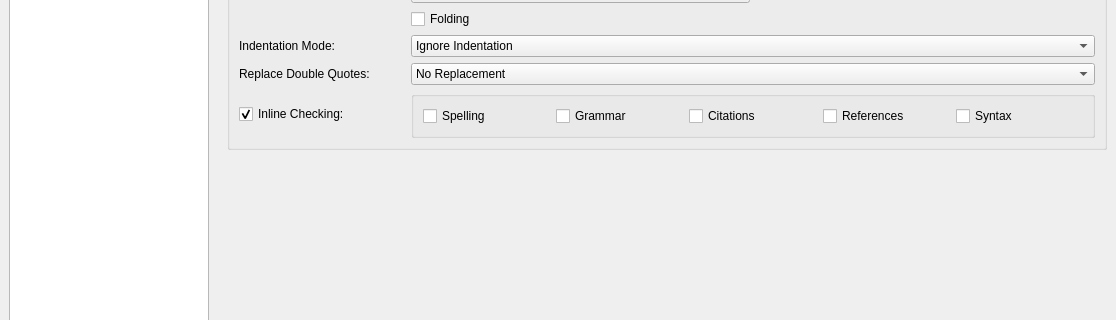
The window that configdialog.ui (svn2github/texstudio-trunk) describes before a commit, drawn with Qt 5; both pictures show x 0 to 1116 and y 143 to 463 of the 1116 by 674 pixel window.
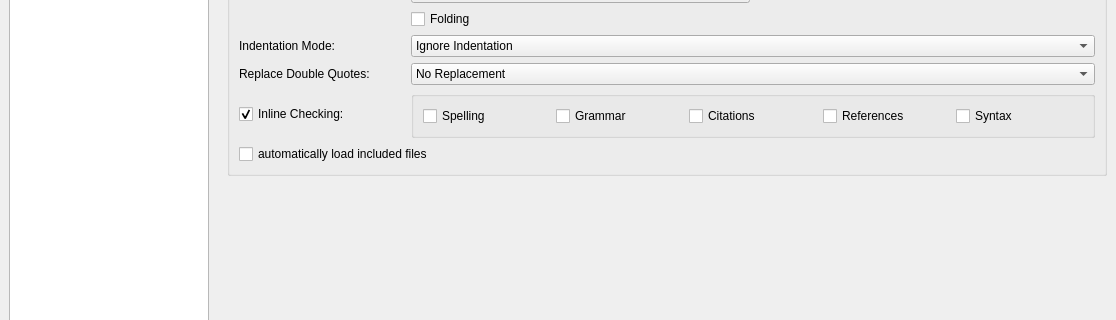
The same window after the commit. The open tabs and pages were chosen to show the change. Icons and pictures are not drawn.

Commit message: option to load all included files in order to have a complete ref/commands overview

Patch:
```diff
--- a/configdialog.ui
+++ b/configdialog.ui
@@ -1324,6 +1324,13 @@
             </property>
            </widget>
           </item>
+          <item row="9" column="0" colspan="3">
+           <widget class="QCheckBox" name="checkBoxAutoLoad">
+            <property name="text">
+             <string>automatically load included files</string>
+            </property>
+           </widget>
+          </item>
          </layout>
         </widget>
        </item>
```
Left out of the diff: 12 changed lines with no effect on the pictures. The commit also changes 6 other files.
